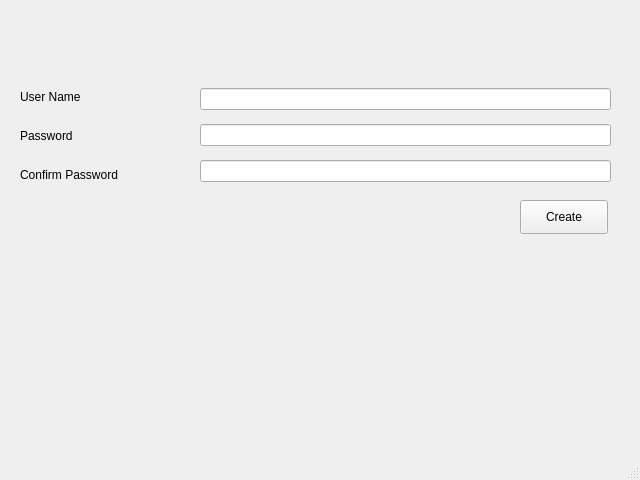
Old version of the form kasa_user.ui in the repository rafaelhrezende/kasa_desktop.
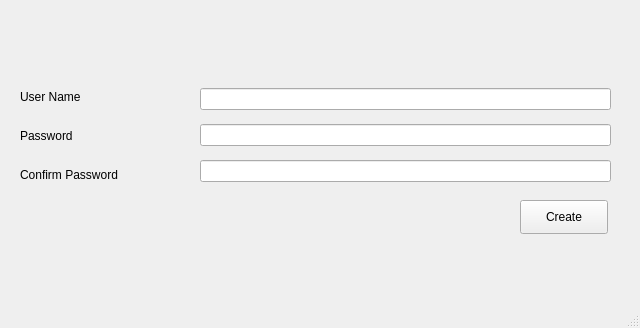
New version of the form.

The edit to the form file:
```diff
--- a/kasa_user.ui
+++ b/kasa_user.ui
@@ -7,7 +7,7 @@
     <x>0</x>
     <y>0</y>
     <width>640</width>
-    <height>480</height>
+    <height>328</height>
    </rect>
   </property>
   <property name="windowTitle">
@@ -85,7 +85,7 @@
     <property name="geometry">
      <rect>
       <x>10</x>
-      <y>400</y>
+      <y>280</y>
       <width>611</width>
       <height>18</height>
      </rect>
```
